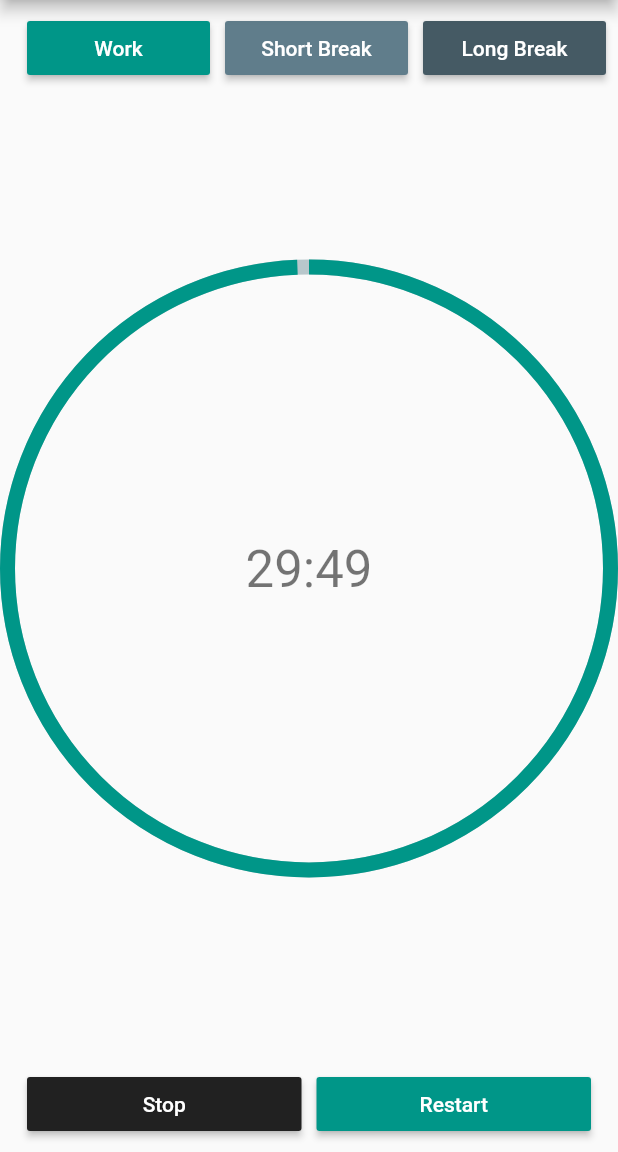
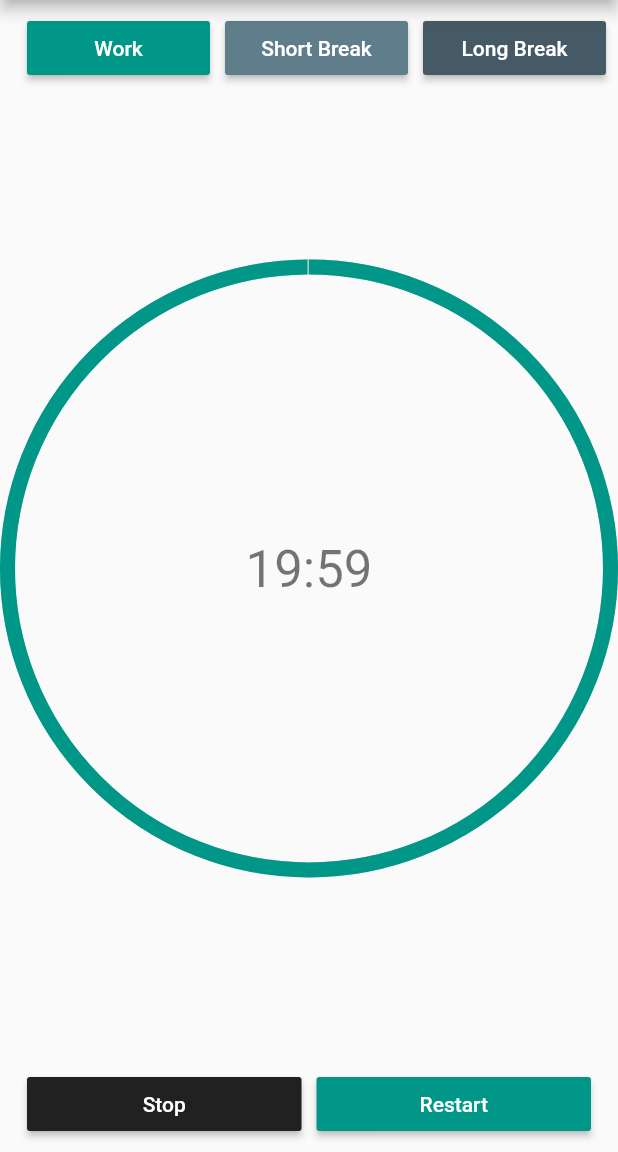
Before and after one commit to sumithpdd/productivity_timer, a Flutter app: the screen it shows after launch, after a tap on "Work", after a tap on "Short Break", after a tap on "Long Break", on a phone screen of 412 x 824 dp, the part 84-1236 px from its top. Run offline on Flutter 3.47's test engine with Material 2 defaults, Android fonts, the phone set to English and light mode, and no system bars; drawn by our look-alikes of percent_indicator.

```diff
--- a/productivity_timer/lib/models/timer.dart
+++ b/productivity_timer/lib/models/timer.dart
@@ -10,6 +10,8 @@ class CountDownTimer {
   late Duration _fullTime;
 
   int work = 30;
+  int shortBreak = 5;
+  int longBreak = 20;
 
   String returnTime(Duration t) {
     String minutes = (t.inMinutes < 10)
@@ -55,4 +57,10 @@ class CountDownTimer {
       _isActive = true;
     }
   }
+
+  void startBreak(bool isShort) {
+    _radius = 1;
+    time = Duration(minutes: (isShort) ? shortBreak : longBreak, seconds: 0);
+    _fullTime = time;
+  }
 }
--- a/productivity_timer/lib/screens/timer_home_page.dart
+++ b/productivity_timer/lib/screens/timer_home_page.dart
@@ -35,31 +35,25 @@ class TimerHomePage extends StatelessWidget {
                   ),
                   Expanded(
                       child: ProductivityButton(
-                    color: Color(0xff009688),
-                    text: "Work",
-                    onPressed: emptyMethod,
-                    size: 80,
-                  )),
+                          color: Color(0xff009688),
+                          text: "Work",
+                          onPressed: () => timer.startWork())),
                   Padding(
                     padding: EdgeInsets.all(defaultPadding),
                   ),
                   Expanded(
                       child: ProductivityButton(
-                    color: const Color(0xff607D8B),
-                    text: "Short Break",
-                    onPressed: emptyMethod,
-                    size: 80,
-                  )),
+                          color: Color(0xff607D8B),
+                          text: "Short Break",
+                          onPressed: () => timer.startBreak(true))),
                   Padding(
                     padding: EdgeInsets.all(defaultPadding),
                   ),
                   Expanded(
                       child: ProductivityButton(
-                    color: Color(0xff455A64),
-                    text: "Long Break",
-                    onPressed: emptyMethod,
-                    size: 80,
-                  )),
+                          color: Color(0xff455A64),
+                          text: "Long Break",
+                          onPressed: () => timer.startBreak(false))),
                 ],
               ),
               StreamBuilder(
```
